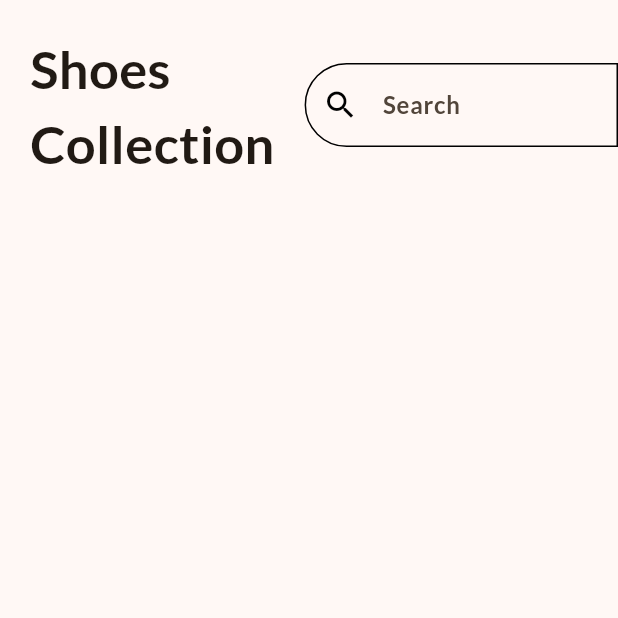
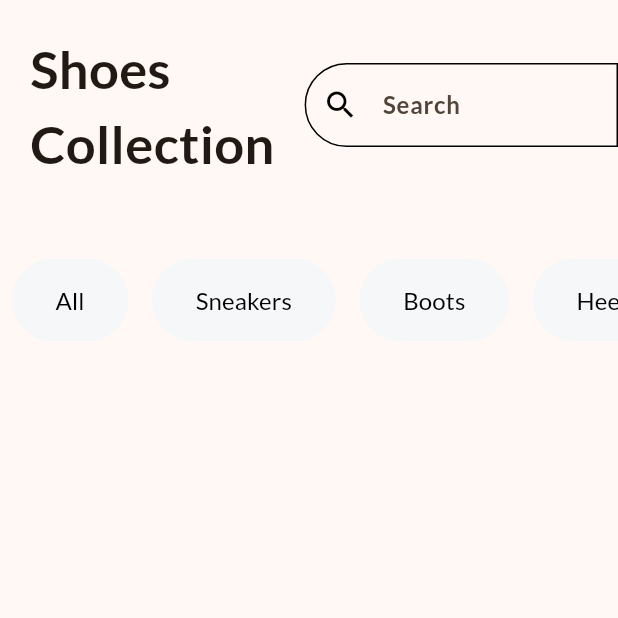
Before and after one commit to cnewtonharris/shoppingapp, a Flutter app: the screen it shows after launch, on a phone screen of 412 x 824 dp, the top half of it. Run offline on Flutter 3.47's test engine with Material 3 defaults, Android fonts, the phone set to English and light mode, and no system bars.

Commit message:
changed filters styling

```diff
--- a/lib/home_page.dart
+++ b/lib/home_page.dart
@@ -1,5 +1,4 @@
 import 'package:flutter/material.dart';
-import 'package:shoppingapp/main.dart';
 
 class HomePage extends StatelessWidget {
   const HomePage ({super.key});
@@ -23,11 +22,11 @@ class HomePage extends StatelessWidget {
         left: Radius.circular(100),
       ),
     );
-    return const Scaffold(
+    return Scaffold(
       body: SafeArea(
         child: Column(
           children: [
-            Row(
+            const Row(
               children: [
                 Padding(
                   padding: EdgeInsets.all(20.0),
@@ -49,7 +48,39 @@ class HomePage extends StatelessWidget {
                       ),
                     )
                 ),
+
               ],
+            ),
+            SizedBox(
+              height: 120,
+              child: ListView.builder(
+                itemCount: filters.length,
+                scrollDirection: Axis.horizontal,
+                itemBuilder: (context, index){
+                  final filter = filters[index];
+                  return Padding(
+                    padding: const EdgeInsets.symmetric(horizontal: 8),
+                    child: Chip(
+                      backgroundColor: const Color.fromRGBO(245, 247, 249, 1),
+                      side: const BorderSide(
+                        color: Color.fromRGBO(245, 247, 249, 1),
+                      ),
+                      label: Text(filter),
+                      labelStyle: const TextStyle(
+                        fontSize: 16,
+                        color: Colors.black,
+                      ),
+                      padding: const EdgeInsets.symmetric(
+                          horizontal: 20,
+                          vertical: 15
+                      ),
+                      shape: RoundedRectangleBorder(
+                        borderRadius: BorderRadius.circular(100),
+                      ),
+                    ),
+                  );
+                },
+              ),
             ),
           ],
         ),
```
